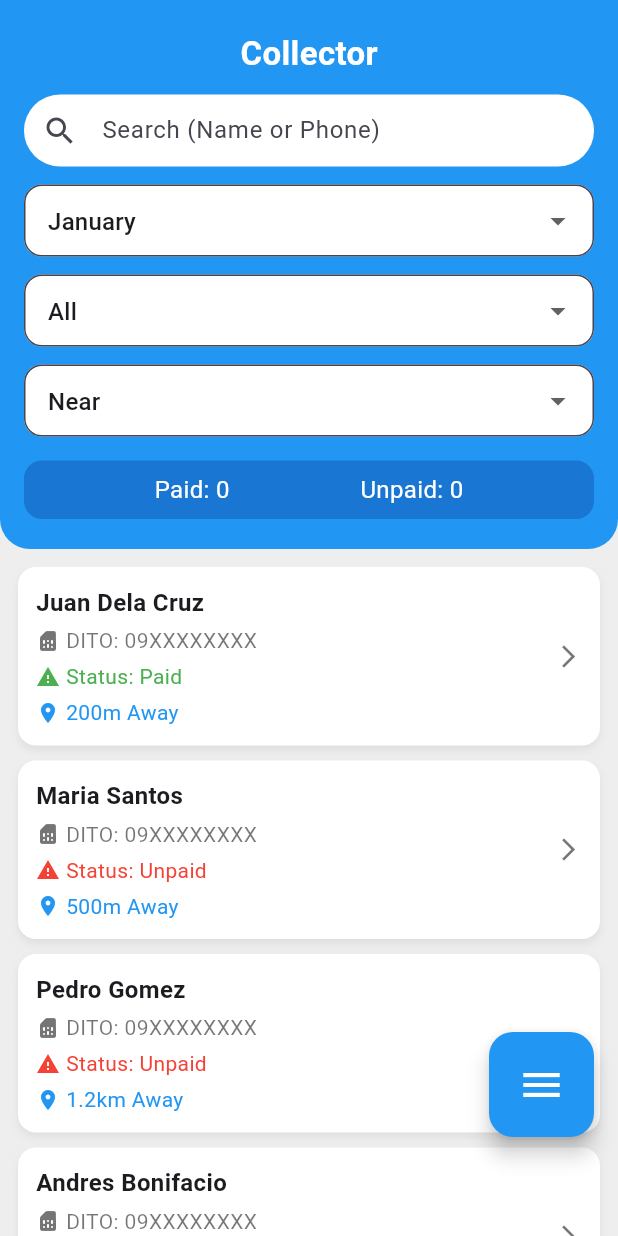
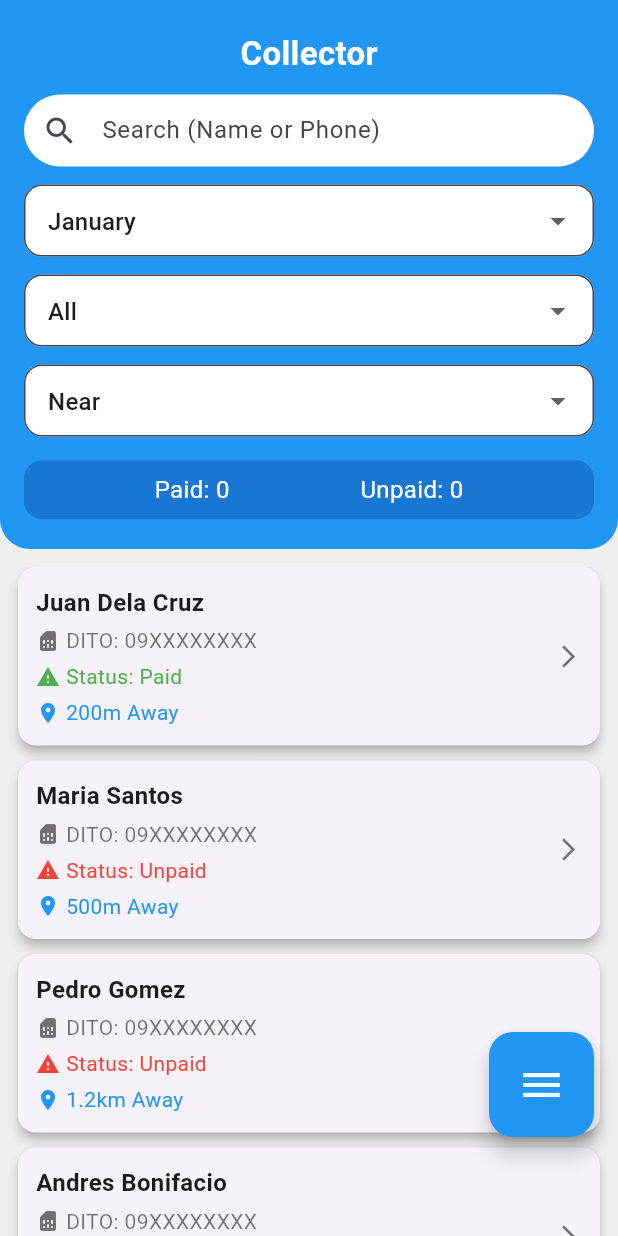
Before and after one commit to armanvalenzuela/Smart_ISP, a Flutter app: the CollectorHomePage screen opened directly, on a phone screen of 412 x 824 dp. Run offline on Flutter 3.47's test engine with Material 3 defaults, Android fonts, the phone set to English and light mode, and no system bars.

Commit message:
Modified Home Screen with Card

```diff
--- a/lib/features/collector/presentation/home_screen.dart
+++ b/lib/features/collector/presentation/home_screen.dart
@@ -71,11 +71,13 @@ class _CollectorHomePageState extends State<CollectorHomePage> {
                 const SizedBox(height: 12),
 
                 // ⏬ Dropdown Filters
-                _buildDropdown("Filter by Month", ["January", "February", "March"], selectedMonth, (val) {
+                _buildDropdown("Filter by Month", ["January", "February", "March"], selectedMonth,
+                        (val) {
                       setState(() => selectedMonth = val!);
                     }),
                 const SizedBox(height: 12),
-                _buildDropdown("Filter by Status", ["All", "Paid", "Unpaid"], selectedStatus, (val) {
+                _buildDropdown("Filter by Status", ["All", "Paid", "Unpaid"], selectedStatus,
+                        (val) {
                       setState(() => selectedStatus = val!);
                     }),
                 const SizedBox(height: 12),
@@ -94,8 +96,10 @@ class _CollectorHomePageState extends State<CollectorHomePage> {
                   child: Row(
                     mainAxisAlignment: MainAxisAlignment.spaceEvenly,
                     children: const [
-                      Text("Paid: 0", style: TextStyle(color: Colors.white, fontSize: 16)),
-                      Text("Unpaid: 0", style: TextStyle(color: Colors.white, fontSize: 16)),
+                      Text("Paid: 0",
+                          style: TextStyle(color: Colors.white, fontSize: 16)),
+                      Text("Unpaid: 0",
+                          style: TextStyle(color: Colors.white, fontSize: 16)),
                     ],
                   ),
                 ),
@@ -112,20 +116,20 @@ class _CollectorHomePageState extends State<CollectorHomePage> {
               itemCount: clients.length,
               itemBuilder: (context, index) {
                 final client = clients[index];
-                return Container(
+                return Card(
                   margin: const EdgeInsets.only(bottom: 10),
+                  shape: RoundedRectangleBorder(
+                    borderRadius: BorderRadius.circular(12),
+                  ),
+                  elevation: 3,
+                  child: InkWell(
+                    borderRadius: BorderRadius.circular(12),
+                    onTap: () {
+                      // For now just tappable, no navigation
+                      debugPrint("${client["name"]} tapped");
+                    },
+                    child: Padding(
                       padding: const EdgeInsets.all(12),
-                  decoration: BoxDecoration(
-                    color: Colors.white,
-                    borderRadius: BorderRadius.circular(12),
-                    boxShadow: [
-                      BoxShadow(
-                        color: Colors.grey.withOpacity(0.2),
-                        blurRadius: 4,
-                        offset: const Offset(0, 3),
-                      ),
-                    ],
-                  ),
                       child: Row(
                         children: [
                           // Left Side Info
@@ -134,14 +138,19 @@ class _CollectorHomePageState extends State<CollectorHomePage> {
                               crossAxisAlignment: CrossAxisAlignment.start,
                               children: [
                                 Text(client["name"],
-                                style: const TextStyle(fontSize: 16, fontWeight: FontWeight.bold)),
+                                    style: const TextStyle(
+                                        fontSize: 16,
+                                        fontWeight: FontWeight.bold)),
                                 const SizedBox(height: 4),
                                 Row(
-                              children: [
-                                const Icon(Icons.sim_card_rounded, size: 16, color: Colors.black54),
-                                const SizedBox(width: 4),
-                                const Text("DITO: 09XXXXXXXX",
-                                    style: TextStyle(fontSize: 14, color: Colors.black54)),
+                                  children: const [
+                                    Icon(Icons.sim_card_rounded,
+                                        size: 16, color: Colors.black54),
+                                    SizedBox(width: 4),
+                                    Text("DITO: 09XXXXXXXX",
+                                        style: TextStyle(
+                                            fontSize: 14,
+                                            color: Colors.black54)),
                                   ],
                                 ),
                                 const SizedBox(height: 4),
@@ -149,13 +158,17 @@ class _CollectorHomePageState extends State<CollectorHomePage> {
                                   children: [
                                     Icon(Icons.warning,
                                         size: 16,
-                                    color: client["status"] == "Paid" ? Colors.green : Colors.red),
+                                        color: client["status"] == "Paid"
+                                            ? Colors.green
+                                            : Colors.red),
                                     const SizedBox(width: 4),
                                     Text(
                                       "Status: ${client["status"]}",
                                       style: TextStyle(
                                         fontSize: 14,
-                                    color: client["status"] == "Paid" ? Colors.green : Colors.red,
+                                        color: client["status"] == "Paid"
+                                            ? Colors.green
+                                            : Colors.red,
                                       ),
                                     ),
                                   ],
@@ -163,17 +176,22 @@ class _CollectorHomePageState extends State<CollectorHomePage> {
                                 const SizedBox(height: 4),
                                 Row(
                                   children: [
-                                const Icon(Icons.location_on, size: 16, color: Colors.blue),
+                                    const Icon(Icons.location_on,
+                                        size: 16, color: Colors.blue),
                                     const SizedBox(width: 4),
                                     Text("${client["distance"]} Away",
-                                    style: const TextStyle(fontSize: 14, color: Colors.blue)),
+                                        style: const TextStyle(
+                                            fontSize: 14, color: Colors.blue)),
                                   ],
                                 ),
                               ],
                             ),
                           ),
-                      const Icon(Icons.arrow_forward_ios, size: 18, color: Colors.black54),
+                          const Icon(Icons.arrow_forward_ios,
+                              size: 18, color: Colors.black54),
                         ],
+                      ),
+                    ),
                   ),
                 );
               },
@@ -242,9 +260,11 @@ class _CollectorHomePageState extends State<CollectorHomePage> {
         filled: true,
         fillColor: Colors.white,
         border: OutlineInputBorder(borderRadius: BorderRadius.circular(12)),
-        contentPadding: const EdgeInsets.symmetric(horizontal: 12, vertical: 10),
+        contentPadding:
+        const EdgeInsets.symmetric(horizontal: 12, vertical: 10),
       ),
-      items: items.map((item) => DropdownMenuItem(value: item, child: Text(item))).toList(),
+      items:
+      items.map((item) => DropdownMenuItem(value: item, child: Text(item))).toList(),
       onChanged: onChanged,
     );
   }
--- a/lib/features/profile/presentation/profile_page.dart
+++ b/lib/features/profile/presentation/profile_page.dart
@@ -1,6 +1,5 @@
 import 'package:flutter/material.dart';
 
-// A simple FeatureCard widget definition
 class FeatureCard extends StatelessWidget {
   final IconData icon;
   final String title;
```
Lines whose indentation alone changed are shown as unchanged.
